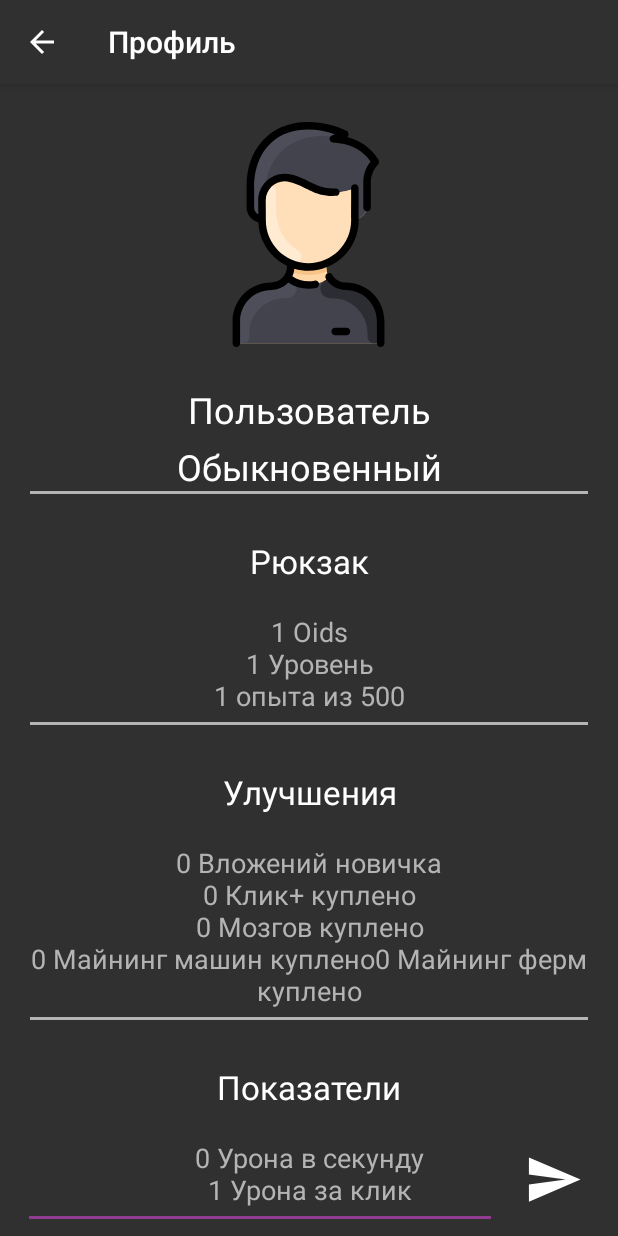
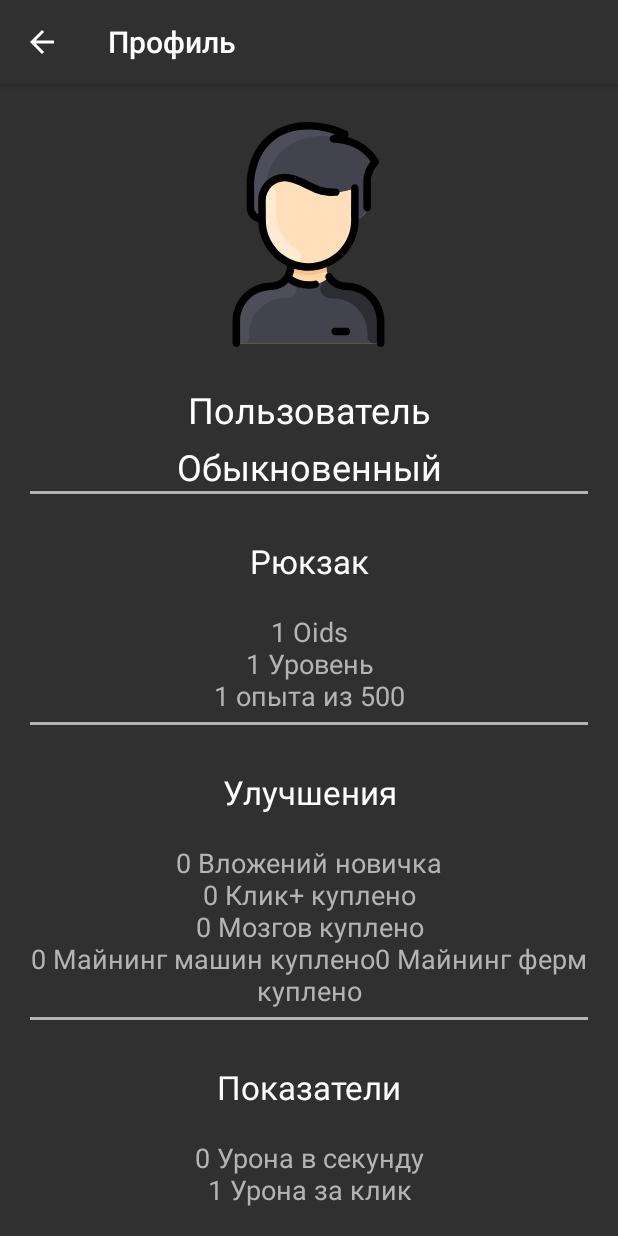
Before and after one commit to DexMP/Coins, an Android app: the Profile screen opened directly, with no data from a screen before it, on a phone screen of 412 x 824 dp. Run offline under Robolectric (Android 15) with nearby library versions, the phone set to English and light mode, and no system bars.

Commit message:
Последние изменения перед сдачей, осталось только немного поколдовать с дизайном и всё будет готово!

```diff
--- a/app/src/main/java/com/dexmp/dexmp/Profile.java
+++ b/app/src/main/java/com/dexmp/dexmp/Profile.java
@@ -12,7 +12,7 @@ import android.widget.Toast;
 
 import com.dexmp.dexmp.data.Consts;
 
-public class Profile extends AppCompatActivity implements View.OnClickListener {
+public class Profile extends AppCompatActivity{
 
     // Vars
     protected int coins;
@@ -38,10 +38,7 @@ public class Profile extends AppCompatActivity implements View.OnClickListener {
     TextView bag;
     TextView boosts;
     TextView stats;
-    //Input
-    EditText code;
     //Images
-    ImageView send;
     ImageView avatar;
 
     @Override
@@ -52,14 +49,10 @@ public class Profile extends AppCompatActivity implements View.OnClickListener {
         initData();
         loadProgress();
         updateBag();
-        clicks();
     }
 
     /*================================ Voids ================================*/
 
-    private void clicks() {
-        send.setOnClickListener(this);
-    }
 
     private void loadProgress() {
         // Back Save
@@ -123,32 +116,6 @@ public class Profile extends AppCompatActivity implements View.OnClickListener {
         editor.apply();
     }
 
-    @Override
-    public void onClick(View view) {
-        switch (view.getId()){
-            case R.id.send_code:
-                if (code.getText().toString().contains("getadmin3000")) {
-                    coins = coins + 3000;
-                    saveProgress();
-                    updateBag();
-                    code.setText("");
-                } else if (code.getText().toString().contains("getdex10000")) {
-                    coins = coins + 10000;
-                    saveProgress();
-                    updateBag();
-                    code.setText("");
-                } else if (code.getText().toString().contains("superadmin")) {
-                    coins = coins + 100000;
-                    saveProgress();
-                    updateBag();
-                    code.setText("");
-                } else {
-                    code.setText("");
-                    Toast.makeText(this, "Плохая попытка!", Toast.LENGTH_SHORT).show();
-                }
-        }
-    }
-
     private void initData() {
         username = (TextView) findViewById(R.id.name);
         usersurname = (TextView) findViewById(R.id.surname);
@@ -156,7 +123,5 @@ public class Profile extends AppCompatActivity implements View.OnClickListener {
         bag = (TextView) findViewById(R.id.bag);
         boosts = (TextView) findViewById(R.id.boosts);
         stats = (TextView) findViewById(R.id.stats);
-        code = (EditText) findViewById(R.id.str_for_code);
-        send = (ImageView) findViewById(R.id.send_code);
     }
 }
--- a/app/src/main/res/layout/activity_profile.xml
+++ b/app/src/main/res/layout/activity_profile.xml
@@ -146,32 +146,4 @@
 
     </ScrollView>
 
-    <FrameLayout
-        android:layout_width="match_parent"
-        android:layout_height="wrap_content"
-        android:layout_marginTop="50dp"
-        android:layout_marginLeft="5dp"
-        android:layout_marginRight="5dp"
-        android:layout_gravity="bottom">
-
-        <EditText
-            android:id="@+id/str_for_code"
-            android:layout_width="match_parent"
-            android:layout_height="wrap_content"
-            android:layout_marginTop="25dp"
-            android:layout_marginLeft="10dp"
-            android:layout_marginRight="75dp"
-            android:textColor="@color/white"/>
-
-        <ImageView
-            android:id="@+id/send_code"
-            android:layout_width="75dp"
-            android:layout_height="75dp"
-            android:layout_gravity="right"
-            android:src="@drawable/ic_send_24dp"
-            android:background="@color/invisible"
-            android:padding="18dp"/>
-
-    </FrameLayout>
-
 </FrameLayout>
```
